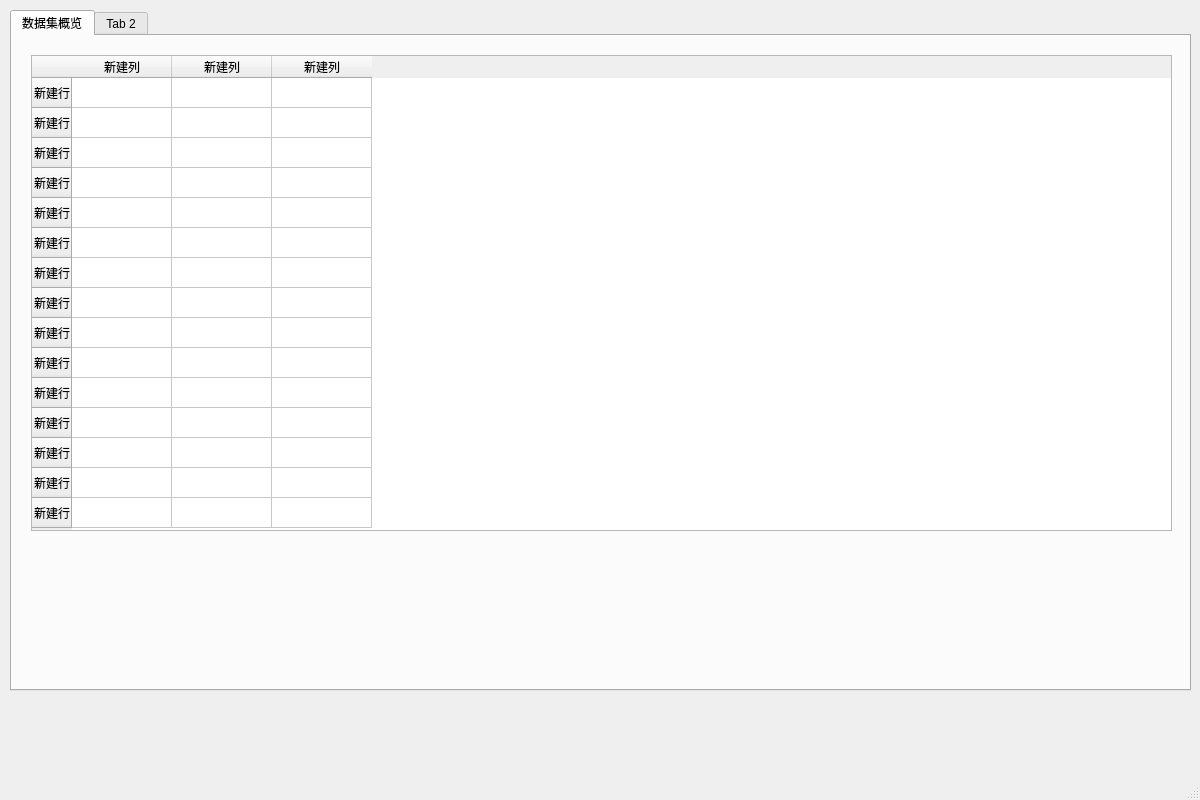
Before: the Qt Designer form ui/uifiles/dataset_view.ui in kslz/sound_dataset_tools2, drawn with Qt 5.
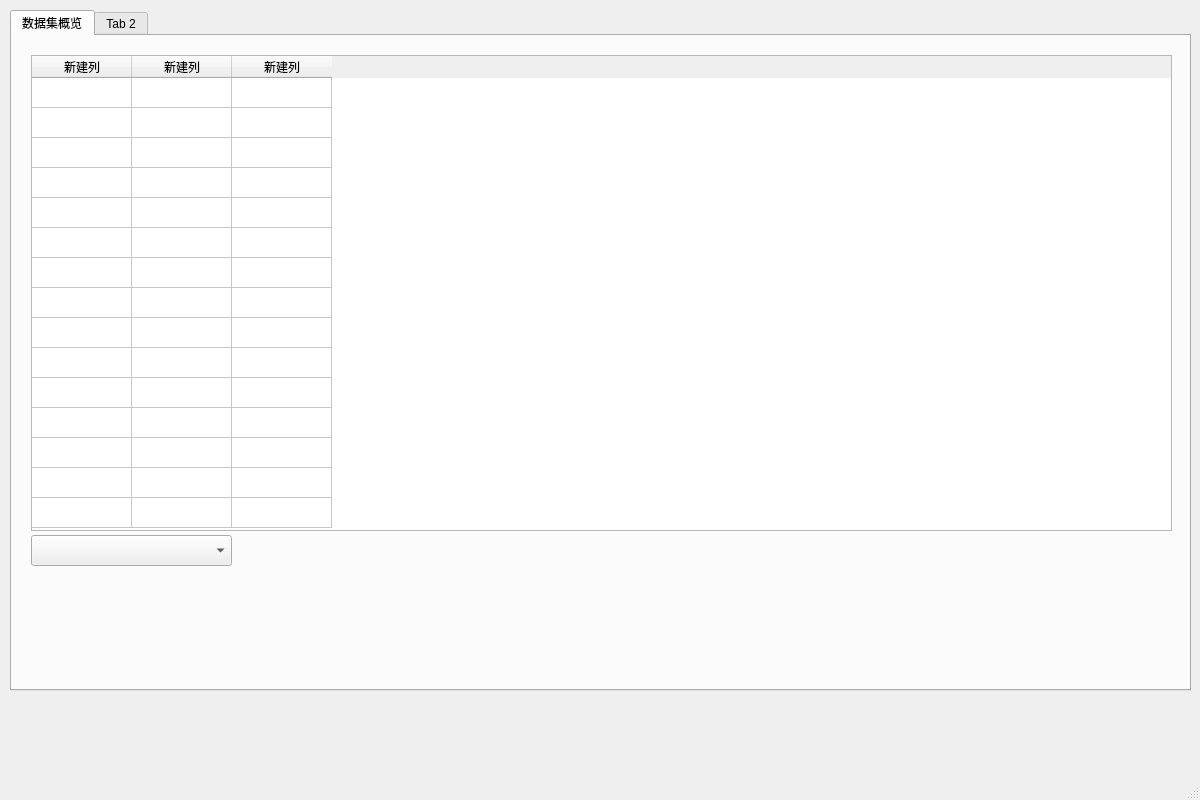
After: the same form once the commit is applied.

Commit message: 设计数据集窗口

The edit to the form file:
```diff
--- a/ui/uifiles/dataset_view.ui
+++ b/ui/uifiles/dataset_view.ui
@@ -42,6 +42,9 @@
            <height>476</height>
           </rect>
          </property>
+         <attribute name="verticalHeaderVisible">
+          <bool>false</bool>
+         </attribute>
          <row>
           <property name="text">
            <string>新建行</string>
@@ -133,6 +136,21 @@
           </property>
          </column>
         </widget>
+        <widget class="QComboBox" name="comboBox">
+         <property name="geometry">
+          <rect>
+           <x>10</x>
+           <y>490</y>
+           <width>201</width>
+           <height>31</height>
+          </rect>
+         </property>
+         <property name="font">
+          <font>
+           <pointsize>10</pointsize>
+          </font>
+         </property>
+        </widget>
        </widget>
       </item>
      </layout>
```
The commit also changes 1 other file.
